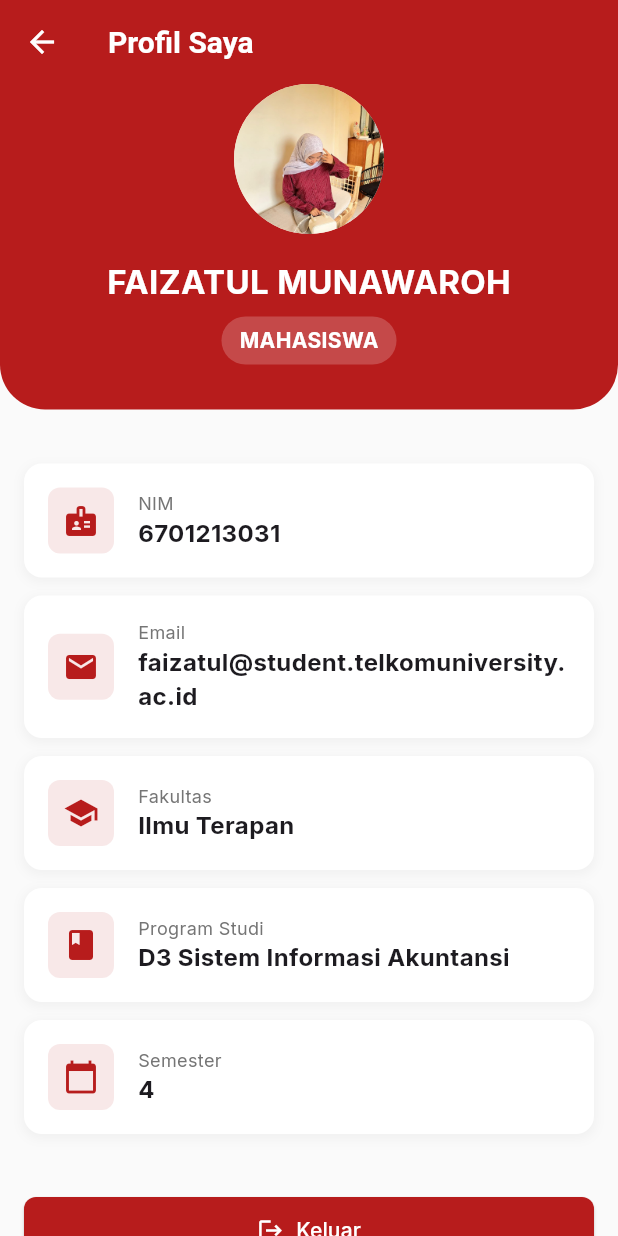
After one commit to faizatulmunawaroh/uas-pak-rofii, a Flutter app: the ProfileScreen screen opened directly, on a phone screen of 412 x 824 dp. The commit adds this screen. Run offline on Flutter 3.47's test engine with Material 3 defaults, Android fonts, the phone set to English and light mode, and no system bars; our stand-ins replace google_fonts.

Commit message:
menambahkan foto di profile

```diff
--- a/lib/screens/home_screen.dart
+++ b/lib/screens/home_screen.dart
@@ -2,6 +2,7 @@ import 'package:celoe/models/assignment.dart';
 import 'package:celoe/models/course.dart';
 import 'package:celoe/screens/my_classes_screen.dart';
 import 'package:celoe/screens/notification_screen.dart';
+import 'package:celoe/screens/profile_screen.dart';
 import 'package:celoe/theme.dart';
 import 'package:flutter/material.dart';
 
@@ -29,7 +30,14 @@ class _HomeScreenState extends State<HomeScreen> {
         automaticallyImplyLeading: false, // Hide back button
         backgroundColor: CeloeTheme.primaryColor,
         toolbarHeight: 100, // Taller app bar for profile info
-        title: Row(
+        title: GestureDetector(
+          onTap: () {
+            Navigator.push(
+              context,
+              MaterialPageRoute(builder: (context) => const ProfileScreen()),
+            );
+          },
+          child: Row(
             children: [
                Column(
                 crossAxisAlignment: CrossAxisAlignment.start,
@@ -53,13 +61,13 @@ class _HomeScreenState extends State<HomeScreen> {
                      SizedBox(width: 8),
                      CircleAvatar(
                        radius: 12,
-                     backgroundColor: Colors.white,
-                     child: Icon(Icons.person, size: 16, color: CeloeTheme.primaryColor),
+                       backgroundImage: AssetImage('assets/images/profile.jpg'),
                      )
                    ],
                  ),
                )
             ],
+          ),
         ),
       ),
       body: _widgetOptions.elementAt(_selectedIndex),
--- /dev/null
+++ b/lib/screens/profile_screen.dart
@@ -0,0 +1,164 @@
+import 'package:celoe/screens/login_screen.dart';
+import 'package:celoe/theme.dart';
+import 'package:flutter/material.dart';
+
+class ProfileScreen extends StatelessWidget {
+  const ProfileScreen({super.key});
+
+  @override
+  Widget build(BuildContext context) {
+    return Scaffold(
+      backgroundColor: Colors.grey.shade50,
+      appBar: AppBar(
+        title: const Text("Profil Saya", style: TextStyle(color: Colors.white)),
+        backgroundColor: CeloeTheme.primaryColor,
+        iconTheme: const IconThemeData(color: Colors.white),
+        elevation: 0,
+      ),
+      body: SingleChildScrollView(
+        child: Column(
+          children: [
+            // Header Section
+            Container(
+              width: double.infinity,
+              padding: const EdgeInsets.only(bottom: 30),
+              decoration: const BoxDecoration(
+                color: CeloeTheme.primaryColor,
+                borderRadius: BorderRadius.only(
+                  bottomLeft: Radius.circular(30),
+                  bottomRight: Radius.circular(30),
+                ),
+              ),
+              child: Column(
+                children: [
+                  const CircleAvatar(
+                    radius: 50,
+                    backgroundImage: AssetImage('assets/images/profile.jpg'),
+                  ),
+                  const SizedBox(height: 16),
+                  const Text(
+                    "FAIZATUL MUNAWAROH",
+                    style: TextStyle(
+                      fontSize: 22,
+                      fontWeight: FontWeight.bold,
+                      color: Colors.white,
+                    ),
+                  ),
+                  const SizedBox(height: 8),
+                  Container(
+                    padding: const EdgeInsets.symmetric(horizontal: 12, vertical: 6),
+                    decoration: BoxDecoration(
+                      color: Colors.white.withValues(alpha: 0.2),
+                      borderRadius: BorderRadius.circular(20),
+                    ),
+                    child: const Text(
+                      "MAHASISWA",
+                      style: TextStyle(color: Colors.white, fontWeight: FontWeight.bold),
+                    ),
+                  ),
+                ],
+              ),
+            ),
+
+            const SizedBox(height: 20),
+
+            // Details Section
+            Padding(
+              padding: const EdgeInsets.all(16),
+              child: Column(
+                children: [
+                  _buildProfileItem(Icons.badge, "NIM", "6701213031"),
+                  const SizedBox(height: 12),
+                  _buildProfileItem(Icons.email, "Email", "faizatul@student.telkomuniversity.ac.id"),
+                  const SizedBox(height: 12),
+                  _buildProfileItem(Icons.school, "Fakultas", "Ilmu Terapan"),
+                  const SizedBox(height: 12),
+                  _buildProfileItem(Icons.book, "Program Studi", "D3 Sistem Informasi Akuntansi"),
+                  const SizedBox(height: 12),
+                  _buildProfileItem(Icons.calendar_today, "Semester", "4"),
+
+                  const SizedBox(height: 40),
+
+                  SizedBox(
+                    width: double.infinity,
+                    child: ElevatedButton.icon(
+                      onPressed: () {
+                        // Logout logic
+                        Navigator.of(context).pushAndRemoveUntil(
+                          MaterialPageRoute(builder: (context) => const LoginScreen()),
+                          (route) => false,
+                        );
+                      },
+                      icon: const Icon(Icons.logout),
+                      label: const Text("Keluar"),
+                      style: ElevatedButton.styleFrom(
+                        backgroundColor: Colors.red.shade900,
+                        foregroundColor: Colors.white,
+                        padding: const EdgeInsets.symmetric(vertical: 12),
+                        shape: RoundedRectangleBorder(
+                          borderRadius: BorderRadius.circular(8),
+                        )
+                      ),
+                    ),
+                  )
+                ],
+              ),
+            ),
+          ],
+        ),
+      ),
+    );
+  }
+
+  Widget _buildProfileItem(IconData icon, String title, String value) {
+    return Container(
+      padding: const EdgeInsets.all(16),
+      decoration: BoxDecoration(
+        color: Colors.white,
+        borderRadius: BorderRadius.circular(12),
+        boxShadow: [
+          BoxShadow(
+            color: Colors.grey.withValues(alpha: 0.1),
+            blurRadius: 5,
+            spreadRadius: 1,
+            offset: const Offset(0, 2),
+          )
+        ],
+      ),
+      child: Row(
+        children: [
+          Container(
+            padding: const EdgeInsets.all(10),
+            decoration: BoxDecoration(
+              color: CeloeTheme.primaryColor.withValues(alpha: 0.1),
+              borderRadius: BorderRadius.circular(8),
+            ),
+            child: Icon(icon, color: CeloeTheme.primaryColor),
+          ),
+          const SizedBox(width: 16),
+          Expanded(
+            child: Column(
+              crossAxisAlignment: CrossAxisAlignment.start,
+              children: [
+                Text(
+                  title,
+                  style: TextStyle(
+                    color: Colors.grey.shade600,
+                    fontSize: 12,
+                  ),
+                ),
+                Text(
+                  value,
+                  style: const TextStyle(
+                    fontWeight: FontWeight.bold,
+                    fontSize: 16,
+                  ),
+                ),
+              ],
+            ),
+          )
+        ],
+      ),
+    );
+  }
+}
```
Also changed, not shown: assets/images/profile.jpg (added). Lines whose indentation alone changed are shown as unchanged.
